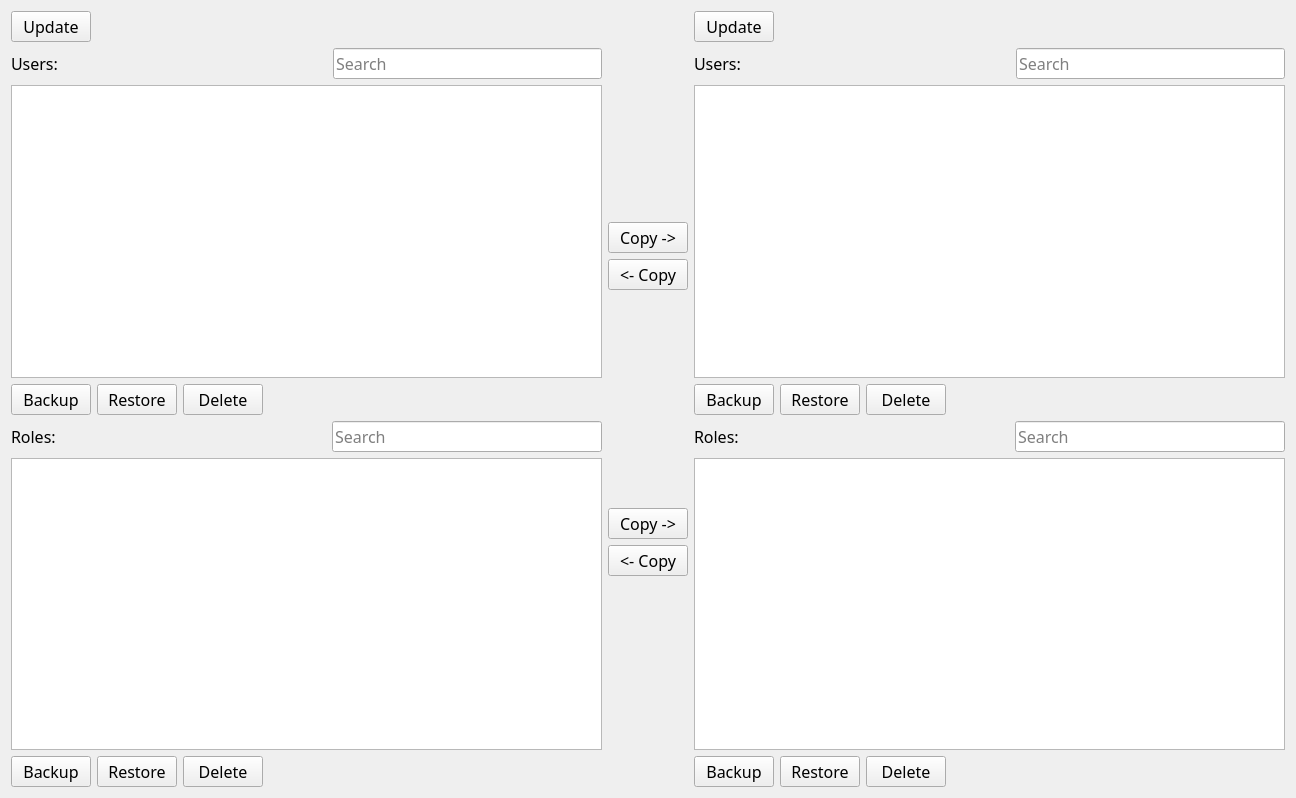
Old version of the form data/users_and_roles.ui in the repository SumoLogic/sumologictoolbox.
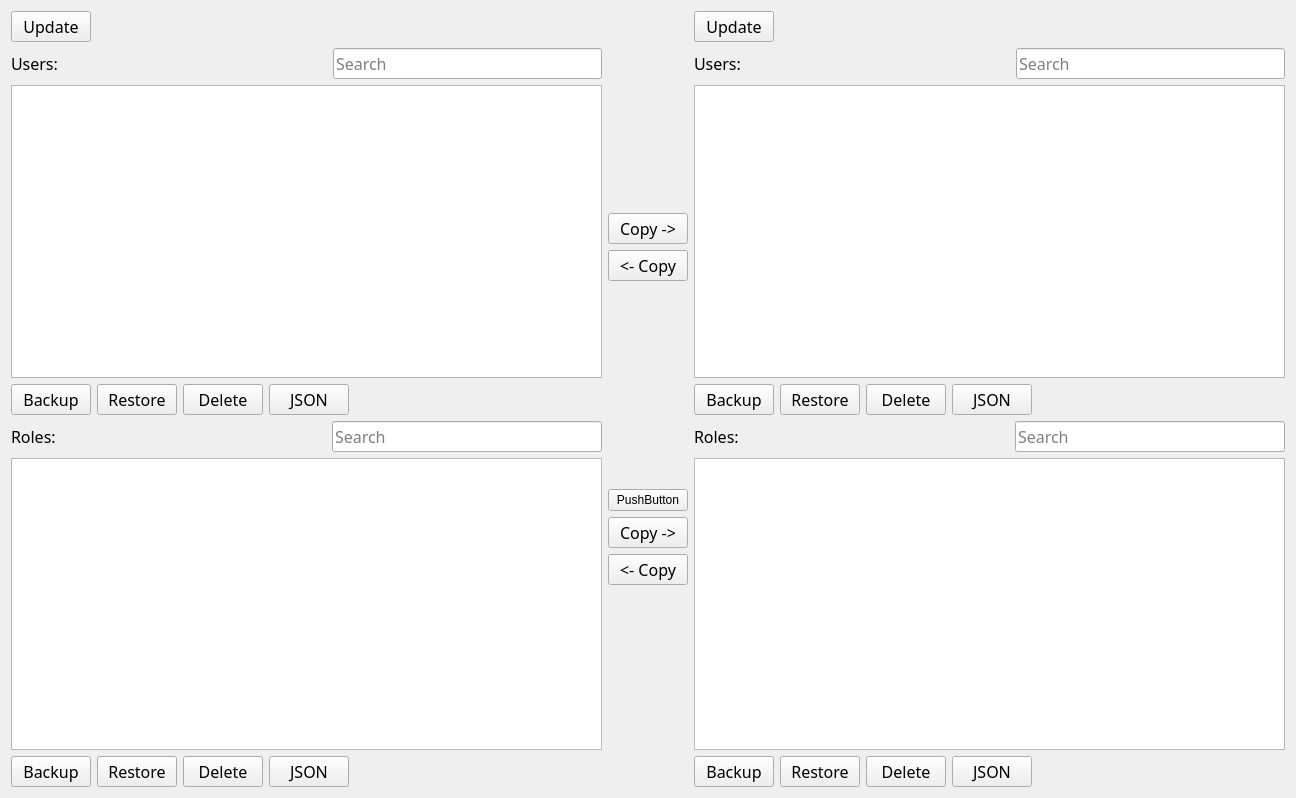
New version of the form.

What changed in the file:
```diff
--- a/data/users_and_roles.ui
+++ b/data/users_and_roles.ui
@@ -146,6 +146,22 @@
          </property>
         </widget>
        </item>
+       <item>
+        <widget class="QPushButton" name="pushButtonUserJSONLeft">
+         <property name="font">
+          <font>
+           <family>Waree</family>
+           <pointsize>12</pointsize>
+          </font>
+         </property>
+         <property name="toolTip">
+          <string>Display User(s) JSON</string>
+         </property>
+         <property name="text">
+          <string>JSON</string>
+         </property>
+        </widget>
+       </item>
        <item>
         <spacer name="horizontalSpacer_3">
          <property name="orientation">
@@ -261,6 +277,22 @@
          </property>
         </widget>
        </item>
+       <item>
+        <widget class="QPushButton" name="pushButtonRoleJSONLeft">
+         <property name="font">
+          <font>
+           <family>Waree</family>
+           <pointsize>12</pointsize>
+          </font>
+         </property>
+         <property name="toolTip">
+          <string>Display Role(s) JSON</string>
+         </property>
+         <property name="text">
+          <string>JSON</string>
+         </property>
+        </widget>
+       </item>
        <item>
         <spacer name="horizontalSpacer_5">
          <property name="orientation">
@@ -335,6 +367,13 @@
        </property>
       </spacer>
      </item>
+     <item>
+      <widget class="QPushButton" name="pushButton_4">
+       <property name="text">
+        <string>PushButton</string>
+       </property>
+      </widget>
+     </item>
      <item>
       <widget class="QPushButton" name="pushButtonCopyRoleLeftToRight">
        <property name="font">
@@ -508,6 +547,22 @@
          </property>
         </widget>
        </item>
+       <item>
+        <widget class="QPushButton" name="pushButtonUserJSONRight">
+         <property name="font">
+          <font>
+           <family>Waree</family>
+           <pointsize>12</pointsize>
+          </font>
+         </property>
+         <property name="toolTip">
+          <string>Display User(s) JSON</string>
+         </property>
+         <property name="text">
+          <string>JSON</string>
+         </property>
+        </widget>
+       </item>
        <item>
         <spacer name="horizontalSpacer_4">
          <property name="orientation">
@@ -623,6 +678,22 @@
          </property>
         </widget>
        </item>
+       <item>
+        <widget class="QPushButton" name="pushButtonRoleJSONRight">
+         <property name="font">
+          <font>
+           <family>Waree</family>
+           <pointsize>12</pointsize>
+          </font>
+         </property>
+         <property name="toolTip">
+          <string>Display Role(s) JSON</string>
+         </property>
+         <property name="text">
+          <string>JSON</string>
+         </property>
+        </widget>
+       </item>
        <item>
         <spacer name="horizontalSpacer_6">
          <property name="orientation">
```
